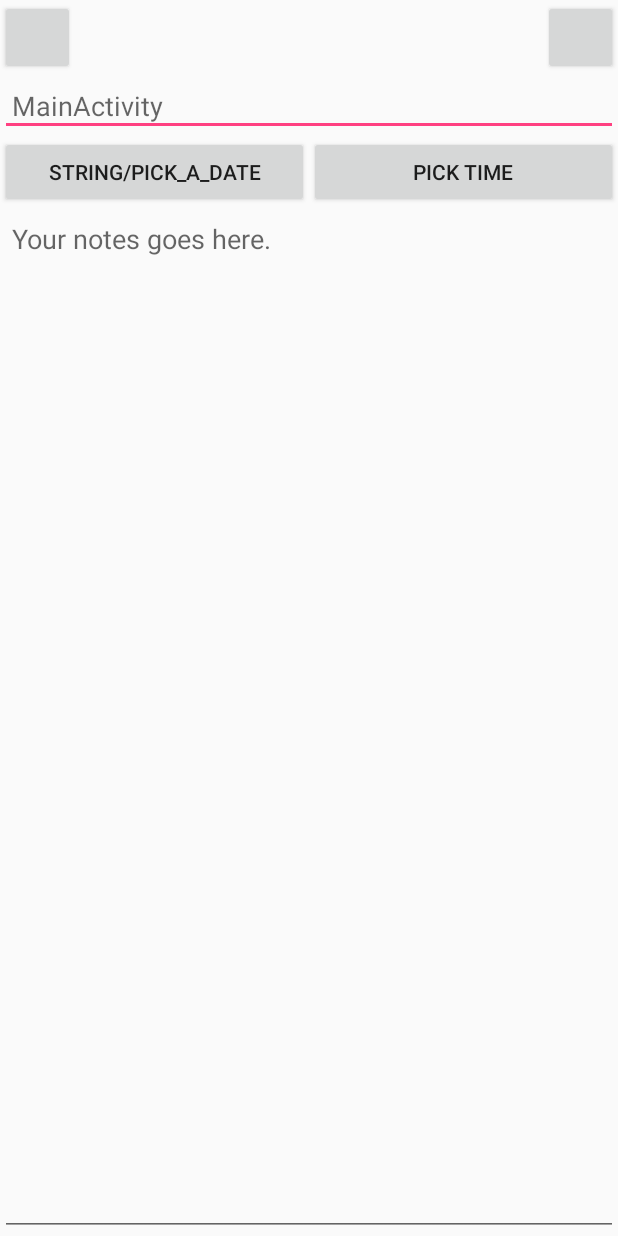
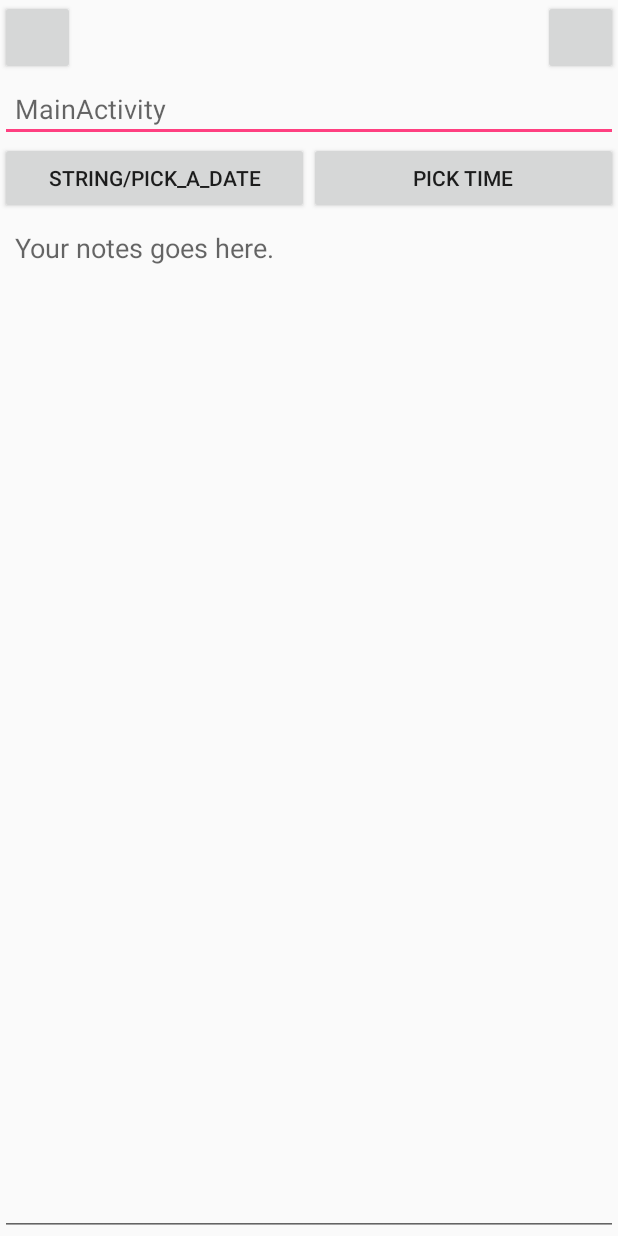
Before and after one commit to pazthor/misaforthelulz, an Android app: the layout activity_todo.xml on its own in the app's theme, with its tools: preview values and no code run, on a phone screen of 412 x 824 dp. Run offline under Robolectric (Android 15) with nearby library versions, the light colour scheme and no system bars.

Commit message:
Update Dimens: Add dimens form padding.

```diff
--- a/app/src/main/res/values/dimens.xml
+++ b/app/src/main/res/values/dimens.xml
@@ -2,4 +2,6 @@
     <dimen name="fab_margin">16dp</dimen>
     <dimen name="button_margin">20dp</dimen>
     <dimen name="header_height">50dp</dimen>
+    <dimen name="form_padding">10dp</dimen>
+
 </resources>
```
